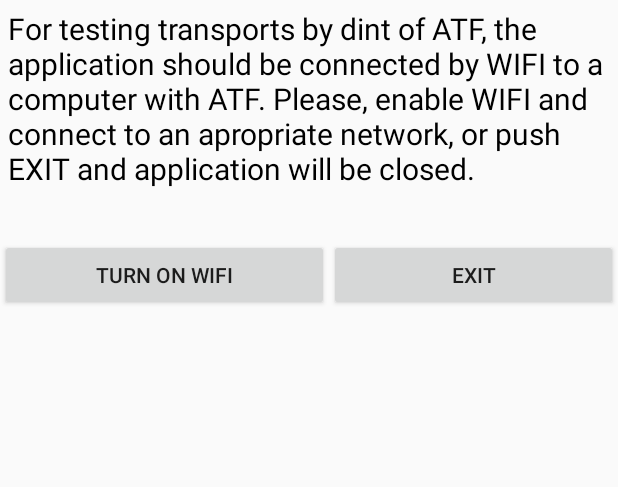
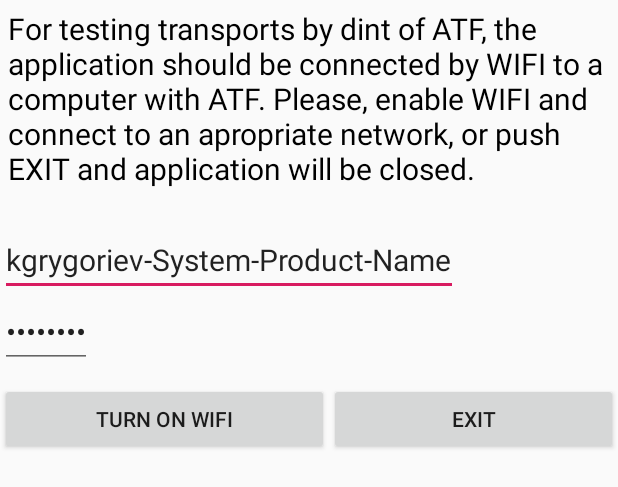
Before and after one commit to KVGrygoriev/AndroidTransportInvestigator, an Android app: the layout activity_wifi.xml on its own in the app's theme, with its tools: preview values and no code run, on a phone screen of 412 x 824 dp. Shown: the top 487 px of the screen. Run offline under Robolectric (Android 15) with nearby library versions, the phone set to English and light mode, and no system bars.

```diff
--- a/app/src/main/res/layout/activity_wifi.xml
+++ b/app/src/main/res/layout/activity_wifi.xml
@@ -16,12 +16,29 @@
         android:textColor="@color/colorBlack"
         android:textSize="20dp" />
 
+    <EditText
+        android:id="@+id/ssidEdit"
+        android:layout_width="wrap_content"
+        android:layout_height="wrap_content"
+        android:layout_below="@+id/lblWifiNote"
+        android:text="kgrygoriev-System-Product-Name"
+        android:textSize="20dp"/>
+
+    <EditText
+        android:id="@+id/passEdit"
+        android:inputType="textPassword"
+        android:layout_width="wrap_content"
+        android:layout_height="wrap_content"
+        android:layout_below="@+id/ssidEdit"
+        android:text="NLrFvTsm"
+        android:textSize="20dp"/>
+
     <RadioGroup
         android:id="@+id/rdBtnGrpManageWifi"
         android:layout_width="match_parent"
         android:layout_height="wrap_content"
         android:orientation="horizontal"
-        android:layout_below="@+id/lblWifiNote"
+        android:layout_below="@+id/passEdit"
         android:layout_marginTop="10dp">
 
         <Button
```
Also changed, not shown: app/src/main/java/just/application/androidtransportinvestigator/WifiActivity.java (+39 -5 lines).
